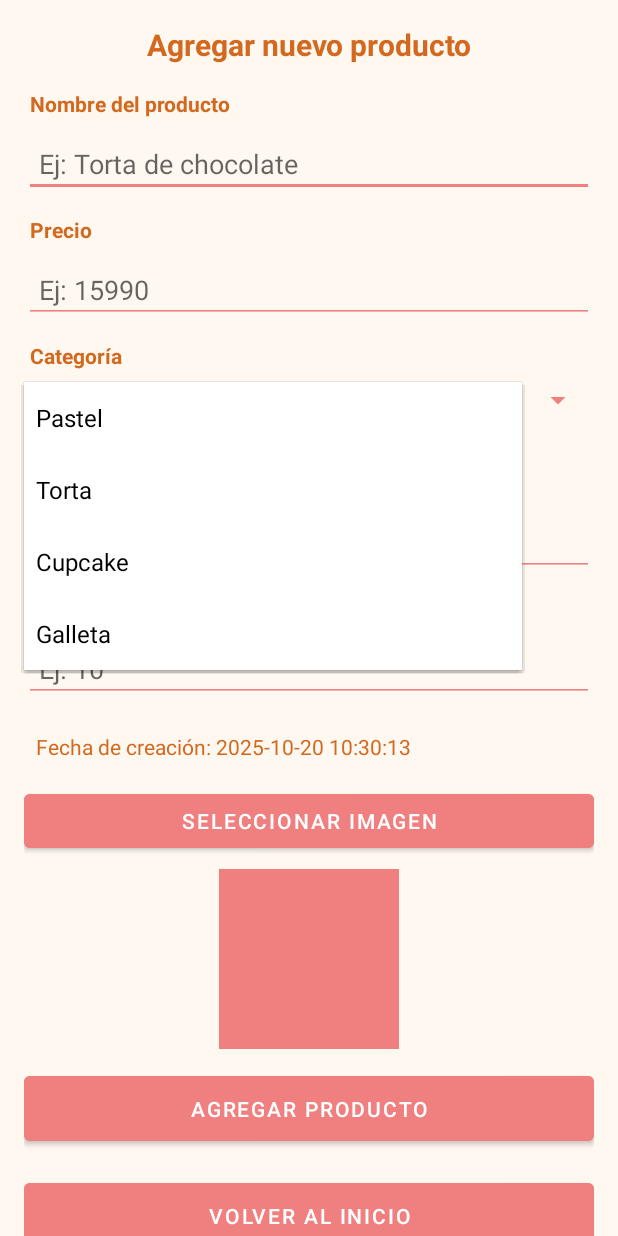
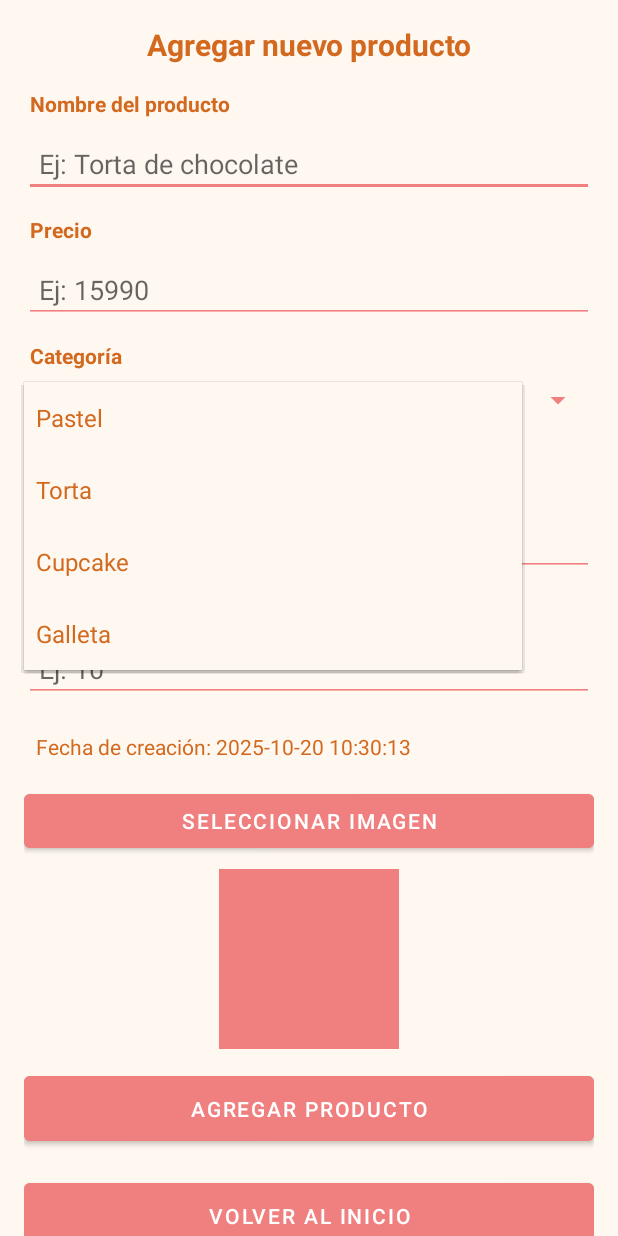
Before and after one commit to nparadab/PasteleriaApp, an Android app: the AgregarProductoActivity screen opened directly, with no data from a screen before it, after a tap on "Pastel", on a phone screen of 412 x 824 dp. Run offline under Robolectric (Android 15) with nearby library versions, the phone set to English and light mode, and no system bars.

Commit message:
Ajustes para modo oscuro: paleta pastel, animación Glide, layouts adaptados

```diff
--- a/app/src/main/res/drawable/item_fondo.xml
+++ b/app/src/main/res/drawable/item_fondo.xml
@@ -1,6 +1,6 @@
 <?xml version="1.0" encoding="utf-8"?>
 <shape xmlns:android="http://schemas.android.com/apk/res/android">
-    <solid android:color="@color/white"/>
+    <solid android:color="@color/pastelFondo"/> <!-- Color adaptable -->
     <corners android:radius="8dp"/>
     <stroke android:width="1dp" android:color="@color/purple_200"/>
 </shape>
--- a/app/src/main/res/drawable/loading_animation.xml
+++ b/app/src/main/res/drawable/loading_animation.xml
@@ -1,10 +1,7 @@
 <?xml version="1.0" encoding="utf-8"?>
-<selector xmlns:android="http://schemas.android.com/apk/res/android">
 <animation-list xmlns:android="http://schemas.android.com/apk/res/android"
     android:oneshot="false">
     <item android:drawable="@drawable/frame1" android:duration="150" />
     <item android:drawable="@drawable/frame2" android:duration="150" />
     <item android:drawable="@drawable/frame3" android:duration="150" />
 </animation-list>
-
-</selector>
--- a/app/src/main/res/layout/activity_agregar_producto.xml
+++ b/app/src/main/res/layout/activity_agregar_producto.xml
@@ -74,7 +74,7 @@
             android:layout_height="wrap_content"
             android:layout_marginBottom="8dp"
             android:backgroundTint="@color/pastelBoton"
-            android:popupBackground="@color/white" />
+            android:popupBackground="@color/pastelFondo" />
 
         <TextView
             android:layout_width="match_parent"
@@ -166,7 +166,6 @@
             android:padding="12dp"
             android:layout_marginBottom="16dp" />
 
-
         <androidx.recyclerview.widget.RecyclerView
             android:id="@+id/recyclerProductos"
             android:layout_width="match_parent"
--- a/app/src/main/res/layout/inicio.xml
+++ b/app/src/main/res/layout/inicio.xml
@@ -33,7 +33,7 @@
         android:layout_height="wrap_content"
         android:layout_marginBottom="16dp"
         android:backgroundTint="@color/pastelBoton"
-        android:textColor="@android:color/white" />
+        android:textColor="@color/white" />
 
     <Button
         android:id="@+id/btnVerProductos"
@@ -41,5 +41,5 @@
         android:layout_width="match_parent"
         android:layout_height="wrap_content"
         android:backgroundTint="@color/pastelBoton"
-        android:textColor="@android:color/white" />
+        android:textColor="@color/white" />
 </LinearLayout>
--- a/app/src/main/res/layout/item_producto.xml
+++ b/app/src/main/res/layout/item_producto.xml
@@ -5,7 +5,7 @@
     android:layout_height="wrap_content"
     android:orientation="horizontal"
     android:padding="12dp"
-    android:background="@drawable/item_fondo"
+    android:background="@color/pastelFondo"
     android:layout_marginBottom="8dp"
     android:elevation="2dp">
 
--- /dev/null
+++ b/app/src/main/res/values-night/colors.xml
@@ -0,0 +1,16 @@
+<?xml version="1.0" encoding="utf-8"?>
+<resources>
+
+    <color name="purple_200">#BB86FC</color>
+    <color name="purple_500">#9A6AFF</color>
+    <color name="purple_700">#6A3FBF</color>
+    <color name="teal_200">#66FFF0</color>
+    <color name="teal_700">#00BFA5</color>
+    <color name="black">#000000</color>
+    <color name="white">#FFFFFF</color>
+
+    <color name="pastelFondo">#2B2B2B</color>
+    <color name="pastelTexto">#FFD8B0</color>
+    <color name="pastelBoton">#FF9999</color>
+    <color name="pastelPrecio">#B0D0FF</color>
+</resources>
--- a/app/src/main/res/values/themes.xml
+++ b/app/src/main/res/values/themes.xml
@@ -1,16 +1,23 @@
 <resources xmlns:tools="http://schemas.android.com/tools">
-    <!-- Base application theme. -->
+
     <style name="Theme.Milsabores" parent="Theme.MaterialComponents.DayNight.DarkActionBar">
-        <!-- Primary brand color. -->
+
         <item name="colorPrimary">@color/purple_500</item>
         <item name="colorPrimaryVariant">@color/purple_700</item>
         <item name="colorOnPrimary">@color/white</item>
-        <!-- Secondary brand color. -->
+
+
         <item name="colorSecondary">@color/teal_200</item>
         <item name="colorSecondaryVariant">@color/teal_700</item>
         <item name="colorOnSecondary">@color/black</item>
-        <!-- Status bar color. -->
+
+
+        <item name="android:colorBackground">@color/pastelFondo</item>
+        <item name="android:textColor">@color/pastelTexto</item>
+        <item name="colorSurface">@color/pastelFondo</item>
+        <item name="colorOnSurface">@color/pastelTexto</item>
+
+
         <item name="android:statusBarColor">?attr/colorPrimaryVariant</item>
-        <!-- Customize your theme here. -->
     </style>
 </resources>
```
Also changed, not shown: app/src/main/AndroidManifest.xml (+4 -10 lines), app/src/main/java/com/proyecto1/milsabores/view/ProductoAdapter.kt (+6 -4 lines). Lines whose indentation alone changed are shown as unchanged.
